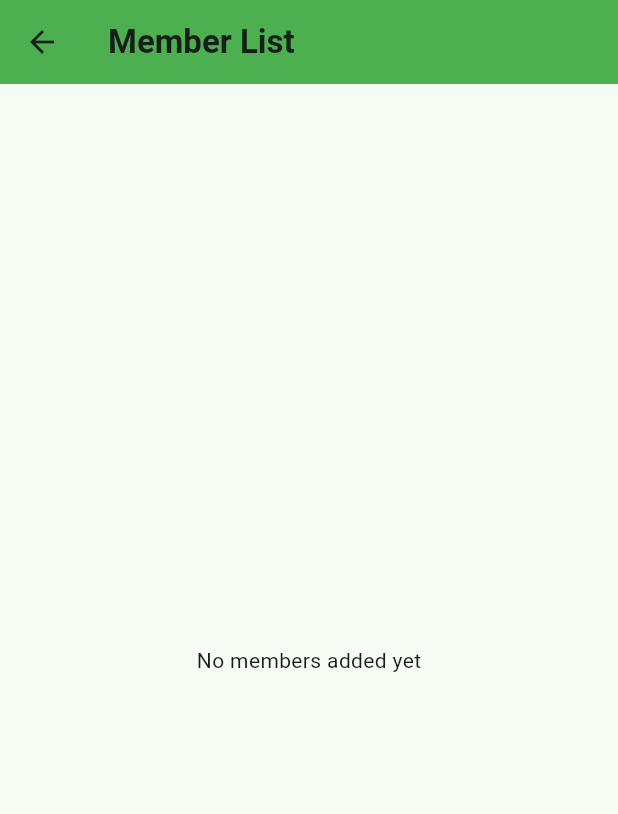
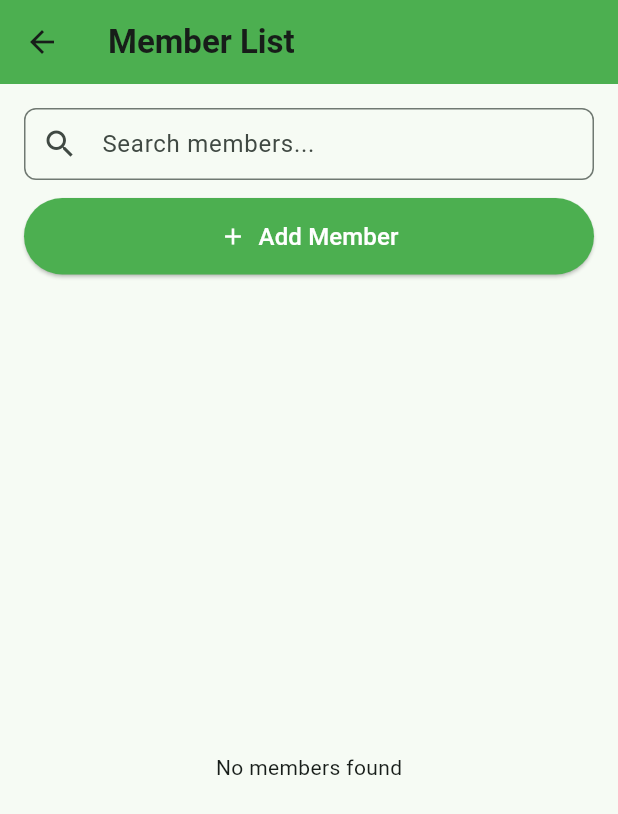
Before and after one commit to VlaRalte23/cp_library_flutter, a Flutter app: the screen it shows after launch, after a tap on "Members", on a phone screen of 412 x 824 dp. Shown: the top 814 px of the screen. Run offline on Flutter 3.47's test engine with Material 3 defaults, Android fonts, the phone set to English and light mode, and no system bars; our stand-ins replace sqflite, sqflite_common_ffi; accounts and stored records are empty.

```diff
--- a/lib/helper/member_database.dart
+++ b/lib/helper/member_database.dart
@@ -18,7 +18,20 @@ class MemberDatabase {
     final dbPath = await getDatabasesPath();
     final path = join(dbPath, filePath);
 
-    return await openDatabase(path, version: 1, onCreate: _createDB);
+    return await openDatabase(
+      path,
+      version: 2,
+      onCreate: _createDB,
+      onUpgrade: _upgradeDB,
+    );
+  }
+
+  Future _upgradeDB(Database db, int oldVersion, int newVersion) async {
+    if (oldVersion < 2) {
+      await db.execute(
+        'ALTER TABLE members ADD COLUMN isActive INTEGER NOT NULL DEFAULT 1',
+      );
+    }
   }
 
   Future _createDB(Database db, int version) async {
@@ -28,7 +41,8 @@ class MemberDatabase {
       name TEXT NOT NULL,
       phone TEXT NOT NULL,
       joinedDate TEXT NOT NULL,
-      validTill TEXT NOT NULL
+      validTill TEXT NOT NULL,
+      isActive INTEGER NOT NULL DEFAULT 1
       )
    ''');
   }
@@ -69,3 +83,9 @@ class MemberDatabase {
     db.close();
   }
 }
+
+Future<Map<String, dynamic>?> getMemberById(int id) async {
+  final mdb = await MemberDatabase.instance.database;
+  final result = await mdb.query('members', where: 'id = ?', whereArgs: [id]);
+  return result.isNotEmpty ? result.first : null;
+}
--- a/lib/models/book.dart
+++ b/lib/models/book.dart
@@ -4,6 +4,7 @@ class Book {
   final String author;
   final int copies; // Number of copies available
   final String bookshelf; // Bookshelf name
+  int issuedCount;
   bool isIssued; // Track if currently issued
   int? issuedTo; // Member ID
   DateTime? issuedDate; // Date when issued
@@ -13,7 +14,8 @@ class Book {
     required this.id,
     required this.name,
     required this.author,
-    this.copies = 1,
+    required this.copies,
+    this.issuedCount = 0,
     required this.bookshelf,
     this.isIssued = false,
     this.issuedTo,
@@ -35,6 +37,7 @@ class Book {
           map['bookshelf name']?.toString() ??
           "Unknown Shelf",
       isIssued: map['isIssued'] == 1,
+      issuedCount: map['issuedCount'] ?? 0,
       issuedTo: map['issuedTo'],
       issuedDate: map['issuedDate'] != null
           ? DateTime.parse(map['issuedDate'])
@@ -53,6 +56,7 @@ class Book {
       'author': author,
       'copies': copies,
       'bookshelf': bookshelf,
+      'issuedCount': issuedCount,
       'isIssued': isIssued ? 1 : 0,
       'issuedTo': issuedTo,
       'issuedDate': issuedDate?.toIso8601String(),
--- a/lib/models/member.dart
+++ b/lib/models/member.dart
@@ -4,6 +4,7 @@ class Member {
   final String phone;
   final DateTime joinedDate;
   final DateTime validTill;
+  final bool isActive;
 
   Member({
     this.id,
@@ -11,6 +12,7 @@ class Member {
     required this.phone,
     required this.joinedDate,
     required this.validTill,
+    required this.isActive,
   });
 
   Map<String, dynamic> toMap() {
@@ -24,15 +26,14 @@ class Member {
     };
   }
 
-  factory Member.fromMap(Map<String, dynamic> toJson) {
+  factory Member.fromMap(Map<String, dynamic> map) {
     return Member(
-      id: toJson['id'],
-      name: toJson['name'],
-      phone: toJson['phone'],
-      joinedDate: DateTime.parse(toJson['joinedDate']),
-      validTill: DateTime.parse(toJson['validTill']),
+      id: map['id'],
+      name: map['name'],
+      phone: map['phone'],
+      joinedDate: DateTime.parse(map['joinedDate']),
+      validTill: DateTime.parse(map['validTill']),
+      isActive: map['isActive'] == 1,
     );
   }
-
-  bool get isActive => validTill.isAfter(DateTime.now());
 }
--- a/lib/pages/member_page.dart
+++ b/lib/pages/member_page.dart
@@ -13,11 +13,20 @@ class MemberPage extends StatefulWidget {
 
 class _MemberPageState extends State<MemberPage> {
   late Future<List<Member>> _membersFuture;
+  final TextEditingController _searchController = TextEditingController();
+  String _searchQuery = '';
 
   @override
   void initState() {
     super.initState();
     _loadMembers();
+
+    // Listen to search input
+    _searchController.addListener(() {
+      setState(() {
+        _searchQuery = _searchController.text.trim().toLowerCase();
+      });
+    });
   }
 
   void _loadMembers() {
@@ -30,6 +39,17 @@ class _MemberPageState extends State<MemberPage> {
     });
   }
 
+  List<Member> _filterMembers(List<Member> members) {
+    if (_searchQuery.isEmpty) return members;
+    return members
+        .where(
+          (m) =>
+              m.name.toLowerCase().contains(_searchQuery) ||
+              m.phone.toLowerCase().contains(_searchQuery),
+        )
+        .toList();
+  }
+
   @override
   Widget build(BuildContext context) {
     return Scaffold(
@@ -40,13 +60,57 @@ class _MemberPageState extends State<MemberPage> {
         ),
         backgroundColor: Colors.green,
         leading: IconButton(
-          onPressed: () {
-            Navigator.pop(context);
-          },
-          icon: Icon(Icons.arrow_back),
+          onPressed: () => Navigator.pop(context),
+          icon: const Icon(Icons.arrow_back),
         ),
       ),
-      body: FutureBuilder<List<Member>>(
+      body: Column(
+        children: [
+          // Search field + Add Member button
+          Padding(
+            padding: const EdgeInsets.all(16.0),
+            child: Column(
+              crossAxisAlignment: CrossAxisAlignment.stretch,
+              children: [
+                // Search field
+                TextField(
+                  controller: _searchController,
+                  decoration: InputDecoration(
+                    hintText: 'Search members...',
+                    prefixIcon: const Icon(Icons.search),
+                    border: OutlineInputBorder(
+                      borderRadius: BorderRadius.circular(8),
+                    ),
+                    contentPadding: const EdgeInsets.symmetric(horizontal: 12),
+                  ),
+                ),
+                const SizedBox(height: 12),
+                // Add Member button full width
+                ElevatedButton.icon(
+                  icon: const Icon(Icons.add, color: Colors.white),
+                  label: const Text(
+                    'Add Member',
+                    style: TextStyle(color: Colors.white, fontSize: 16),
+                  ),
+                  style: ElevatedButton.styleFrom(
+                    backgroundColor: Colors.green,
+                    padding: const EdgeInsets.symmetric(vertical: 14),
+                  ),
+                  onPressed: () async {
+                    final added = await showDialog(
+                      context: context,
+                      builder: (_) => const AddMemberDialog(),
+                    );
+                    if (added == true) _refreshMembers();
+                  },
+                ),
+              ],
+            ),
+          ),
+
+          // Members list
+          Expanded(
+            child: FutureBuilder<List<Member>>(
               future: _membersFuture,
               builder: (context, snapshot) {
                 if (snapshot.connectionState == ConnectionState.waiting) {
@@ -58,63 +122,52 @@ class _MemberPageState extends State<MemberPage> {
                 }
 
                 final members = snapshot.data ?? [];
+                final filteredMembers = _filterMembers(members);
 
-          if (members.isEmpty) {
-            return const Center(child: Text('No members added yet'));
+                if (filteredMembers.isEmpty) {
+                  return const Center(child: Text('No members found'));
                 }
-          final activeMembers = members.where((m) => m.isActive).toList();
-          final nonActiveMembers = members.where((m) => !m.isActive).toList();
+
+                final activeMembers = filteredMembers
+                    .where((m) => m.isActive)
+                    .toList();
+                final nonActiveMembers = filteredMembers
+                    .where((m) => !m.isActive)
+                    .toList();
 
                 return RefreshIndicator(
                   onRefresh: () async => _refreshMembers(),
-            child: SingleChildScrollView(
-              physics: const AlwaysScrollableScrollPhysics(),
-              padding: const EdgeInsets.all(16),
-              child: Column(
-                crossAxisAlignment: CrossAxisAlignment.start,
+                  child: ListView(
+                    padding: const EdgeInsets.symmetric(horizontal: 16),
                     children: [
-                  SizedBox(
-                    height: 40,
-                    width: 200,
-                    child: ElevatedButton.icon(
-                      label: const Text(
-                        'Add Member',
-                        style: TextStyle(color: Colors.black),
-                      ),
-                      style: ElevatedButton.styleFrom(
-                        backgroundColor: Colors.green,
-                        padding: EdgeInsets.symmetric(vertical: 12),
-                      ),
-                      onPressed: () async {
-                        final added = await showDialog(
-                          context: context,
-                          builder: (_) => const AddMemberDialog(),
-                        );
-                        if (added == true) {
-                          _refreshMembers();
-                        }
-                      },
-                    ),
-                  ),
-                  SizedBox(height: 10),
+                      const SizedBox(height: 8),
                       const Text(
                         'Active Members',
-                    style: TextStyle(fontSize: 18, fontWeight: FontWeight.bold),
+                        style: TextStyle(
+                          fontSize: 18,
+                          fontWeight: FontWeight.bold,
+                        ),
                       ),
                       const SizedBox(height: 8),
                       _buildMemberList(activeMembers, isActive: true),
                       const SizedBox(height: 16),
                       const Text(
                         'Non-Active Members',
-                    style: TextStyle(fontSize: 18, fontWeight: FontWeight.bold),
+                        style: TextStyle(
+                          fontSize: 18,
+                          fontWeight: FontWeight.bold,
+                        ),
                       ),
                       const SizedBox(height: 8),
                       _buildMemberList(nonActiveMembers, isActive: false),
+                      const SizedBox(height: 16),
                     ],
-              ),
                   ),
                 );
               },
+            ),
+          ),
+        ],
       ),
     );
   }
@@ -124,18 +177,14 @@ class _MemberPageState extends State<MemberPage> {
       return Padding(
         padding: const EdgeInsets.symmetric(vertical: 8.0),
         child: Text(
-          isActive ? 'No active Members.' : 'No active Members',
+          isActive ? 'No active Members.' : 'No non-active Members',
           style: const TextStyle(color: Colors.grey),
         ),
       );
     }
 
-    return ListView.builder(
-      shrinkWrap: true,
-      physics: const NeverScrollableScrollPhysics(),
-      itemCount: members.length,
-      itemBuilder: (context, index) {
-        final member = members[index];
+    return Column(
+      children: members.map((member) {
         return Card(
           elevation: 2,
           margin: const EdgeInsets.symmetric(vertical: 4),
@@ -152,7 +201,11 @@ class _MemberPageState extends State<MemberPage> {
                 Text('Phone: ${member.phone}'),
                 Text(
                   'Valid Till: ${member.validTill.toLocal().toString().split(' ')[0]}',
-                  style: TextStyle(fontSize: 12, color: Colors.grey),
+                  style: const TextStyle(
+                    fontSize: 12,
+                    color: Color.fromARGB(255, 59, 59, 59),
+                    fontWeight: FontWeight.w600,
+                  ),
                 ),
               ],
             ),
@@ -178,9 +231,7 @@ class _MemberPageState extends State<MemberPage> {
                   ),
                 );
 
-                if (!mounted) {
-                  return;
-                }
+                if (!mounted) return;
 
                 if (confirm == true) {
                   try {
@@ -208,30 +259,36 @@ class _MemberPageState extends State<MemberPage> {
               },
               icon: const Icon(Icons.delete, color: Colors.red),
             ),
-            onTap: () {
-              Navigator.of(context).push(_createSlideUpRoute(member));
+            onTap: () async {
+              final updated = await Navigator.of(
+                context,
+              ).push(_createSlideUpRoute(member));
+
+              if (updated == true) {
+                _refreshMembers(); // <— reload UI
+              }
             },
           ),
         );
-      },
+      }).toList(),
     );
   }
 
   Route _createSlideUpRoute(Member member) {
     return PageRouteBuilder(
-      opaque: false, // Allows background to show through
-      barrierColor: Colors.black54, // Dim background like modal
+      opaque: false,
+      barrierColor: Colors.black54,
       pageBuilder: (context, animation, secondaryAnimation) =>
           MemberDetailPage(member: member),
       transitionsBuilder: (context, animation, secondaryAnimation, child) {
-        const begin = Offset(0.0, 1.0); // from bottom
+        const begin = Offset(0.0, 1.0);
         const end = Offset.zero;
         const curve = Curves.easeOutCubic;
 
         final curvedAnimation = CurvedAnimation(
           parent: animation,
           curve: curve,
-          reverseCurve: Curves.easeInCubic, // smooth slide-down
+          reverseCurve: Curves.easeInCubic,
         );
 
         return SlideTransition(
--- a/lib/widgets/add_member_dialog.dart
+++ b/lib/widgets/add_member_dialog.dart
@@ -1,3 +1,5 @@
+import 'dart:developer';
+
 import 'package:flutter/material.dart';
 import 'package:library_chawnpui/helper/member_database.dart';
 import 'package:library_chawnpui/models/member.dart';
@@ -29,6 +31,7 @@ class _AddMemberDialogState extends State<AddMemberDialog> {
         phone: _phoneController.text.trim(),
         joinedDate: now,
         validTill: DateTime(now.year + 1, now.month, now.day),
+        isActive: true,
       );
 
       try {
@@ -41,6 +44,7 @@ class _AddMemberDialogState extends State<AddMemberDialog> {
         ScaffoldMessenger.of(
           context,
         ).showSnackBar(SnackBar(content: Text('Failed to add member: $e')));
+        log('Failed to save member: $e');
       }
     }
   }
```
Also changed, not shown: lib/helper/book_database.dart (+60 -20 lines), lib/pages/issued_page.dart (+5 -2 lines), lib/pages/member_detail_page.dart (+25 -21 lines). Lines whose indentation alone changed are shown as unchanged.
